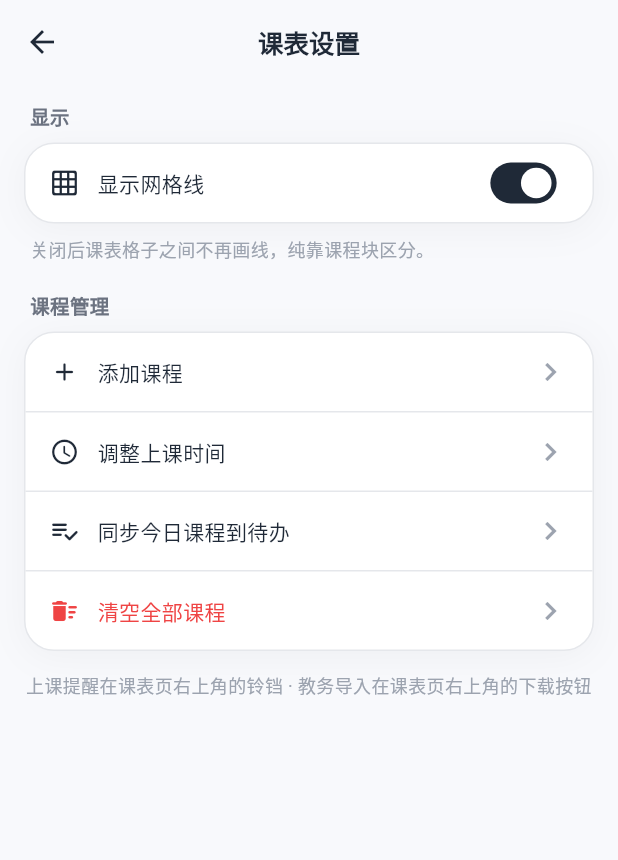
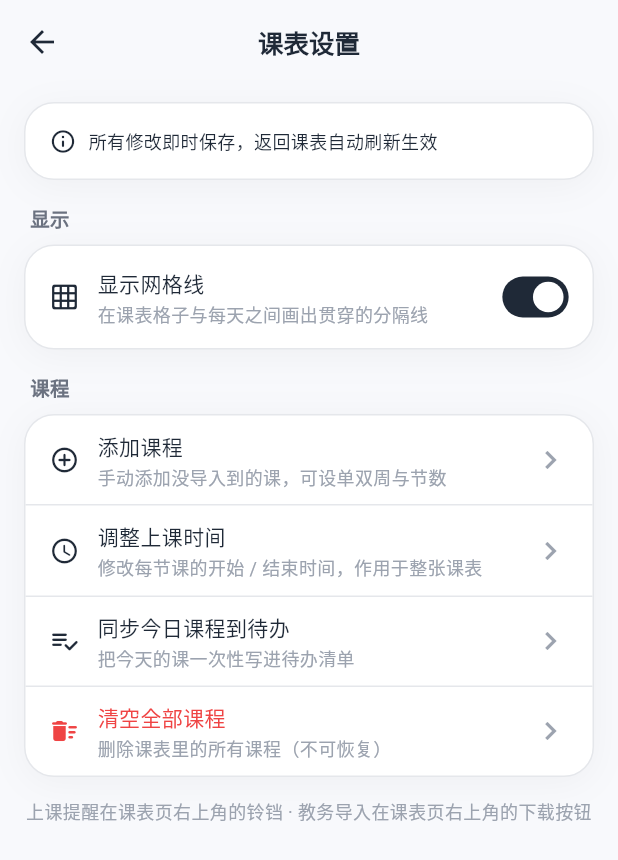
Before and after one commit to douge0906/xiyuan_pocket, a Flutter app: the CourseTableSettingsPage screen opened directly with empty values, on a phone screen of 412 x 824 dp. Shown: the top 860 px of the screen. Run offline on Flutter 3.47's test engine with Material 3 defaults, Android fonts, the phone set to English and light mode, and no system bars; our stand-ins replace clock, dio, flutter_riverpod, flutter_secure_storage, package_info_plus, permission_handler and 2 more; missing offline and left inert: flutter_local_notifications_linux, flutter_local_notifications_platform_interface, flutter_local_notifications_windows, home_widget; accounts and stored records are empty; network calls fail.

Commit message:
修复网格线功能 + 设置页 UI 复刻在线版
【网格线功能修复（用户反馈：无法正常使用、竖线缺失）】
- 根因：开源版原实现只有「单元格右边线」，被横线打断成一段段，
  与在线版的**贯穿竖线**观感完全不同；且竖/横线各自判断开关，行为不一致。
- 修复：CourseWeekGrid 的 Stack 里加 7 条 **Positioned 贯穿竖线**
  （时间列右边界 + 每天右边界），与在线版实现一致；横线同样读缓存。
- 去掉两个单元格的右边线（否则与贯穿线叠成双线）。
- 颜色对齐在线版：shade300（浅）/ shade600（深）。

【设置页 UI 复刻在线版】
- 加顶部提示条（所有修改即时保存，返回课表自动刷新生效）
- 开关行/操作行统一改为「标题 + 副标题」两行式
- 章节名对齐：显示 / 课程
- 保留开源版实际支持的项（在线版的「非本周课程」「背景图」开源版无对应实现，不给假入口）
静态检查：No issues found

```diff
--- a/lib/pages/tools/course_table_settings_page.dart
+++ b/lib/pages/tools/course_table_settings_page.dart
@@ -6,12 +6,12 @@ import '../user/user_cards.dart';
 
 /// 课表设置页（v1.1.0）：显示开关 + 课程管理。
 ///
+/// UI **完全复刻在线版**（用户要求）：顶部提示条 + 每行带副标题 + 章节名一致。
+/// 差异仅在于「只列出开源版实际支持的项」——在线版的「显示非本周课程」「背景图」
+/// 在开源版没有对应实现（无功能就不给开关，避免出现点了没反应的假入口）。
+///
 /// 入口：课表页右上角**齿轮**（取代原来的「三个点」菜单）。
-/// 原先三个点里的四项（添加课程 / 调整上课时间 / 同步今日课程到待办 / 清空全部课程）
-/// 全部搬到这里，入口更直观、也不再和「添加课程」的主按钮重复。
-///
-/// 具体动作由课表页通过回调转发（本页不直接操作 CourseStorage 的课程数据，
-/// 避免两处各写一套「清空/同步」逻辑）。
+/// 具体动作由课表页通过回调转发，避免两处各写一套「清空/同步」逻辑。
 class CourseTableSettingsPage extends StatefulWidget {
   const CourseTableSettingsPage({
     super.key,
@@ -39,8 +39,6 @@ class CourseTableSettingsPage extends StatefulWidget {
 }
 
 class _CourseTableSettingsPageState extends State<CourseTableSettingsPage> {
-  static const double _rowHeight = 52;
-
   bool _showGridLines = true;
 
   @override
@@ -71,80 +69,78 @@ class _CourseTableSettingsPageState extends State<CourseTableSettingsPage> {
       body: ListView(
         padding: const EdgeInsets.fromLTRB(16, 12, 16, 32),
         children: [
-          _sectionTitle('显示'),
+          // 顶部提示条（复刻在线版）
           userCard(
             context,
-            padding: EdgeInsets.zero,
-            child: SizedBox(
-              height: _rowHeight,
-              child: Padding(
-                padding: const EdgeInsets.symmetric(horizontal: 16),
             child: Row(
               children: [
-                    Icon(Icons.grid_on_rounded,
-                        size: 20, color: AppTheme.primaryColor),
-                    const SizedBox(width: 12),
+                Icon(Icons.info_outline_rounded,
+                    size: 18, color: AppTheme.primaryColor),
+                const SizedBox(width: 8),
                 Expanded(
-                      child: Text('显示网格线',
-                          style: TextStyle(
-                              fontSize: 14, color: context.textPrimary)),
-                    ),
-                    Transform.scale(
-                      scale: 0.85,
-                      child: Switch(
-                        value: _showGridLines,
-                        onChanged: _setGridLines,
-                        activeColor: Colors.white,
-                        activeTrackColor: AppTheme.primaryColor,
+                  child: Text(
+                    '所有修改即时保存，返回课表自动刷新生效',
+                    style:
+                        TextStyle(fontSize: 12, color: AppTheme.primaryColor),
                   ),
                 ),
               ],
             ),
           ),
+          const SizedBox(height: 16),
+          _sectionTitle('显示'),
+          userCard(
+            context,
+            padding: EdgeInsets.zero,
+            child: _switchTile(
+              icon: Icons.grid_on_rounded,
+              title: '显示网格线',
+              subtitle: '在课表格子与每天之间画出贯穿的分隔线',
+              value: _showGridLines,
+              onChanged: _setGridLines,
             ),
           ),
-          Padding(
-            padding: const EdgeInsets.fromLTRB(4, 8, 4, 0),
-            child: Text('关闭后课表格子之间不再画线，纯靠课程块区分。',
-                style: TextStyle(fontSize: 12, color: context.textTertiary)),
-          ),
-          const SizedBox(height: 20),
-          _sectionTitle('课程管理'),
+          const SizedBox(height: 16),
+          _sectionTitle('课程'),
           userCard(
             context,
             padding: EdgeInsets.zero,
             child: Column(
               children: [
-                _actionRow(
-                  icon: Icons.add_rounded,
+                _actionTile(
+                  icon: Icons.add_circle_outline_rounded,
                   title: '添加课程',
+                  subtitle: '手动添加没导入到的课，可设单双周与节数',
                   onTap: () {
                     Navigator.of(context).pop();
                     widget.onAddCourse();
                   },
                 ),
                 Divider(height: 1, color: context.borderColor),
-                _actionRow(
+                _actionTile(
                   icon: Icons.schedule_rounded,
                   title: '调整上课时间',
+                  subtitle: '修改每节课的开始 / 结束时间，作用于整张课表',
                   onTap: () {
                     Navigator.of(context).pop();
                     widget.onEditTime();
                   },
                 ),
                 Divider(height: 1, color: context.borderColor),
-                _actionRow(
+                _actionTile(
                   icon: Icons.playlist_add_check_rounded,
                   title: '同步今日课程到待办',
+                  subtitle: '把今天的课一次性写进待办清单',
                   onTap: () {
                     Navigator.of(context).pop();
                     widget.onSyncTodos();
                   },
                 ),
                 Divider(height: 1, color: context.borderColor),
-                _actionRow(
+                _actionTile(
                   icon: Icons.delete_sweep_rounded,
                   title: '清空全部课程',
+                  subtitle: '删除课表里的所有课程（不可恢复）',
                   danger: true,
                   onTap: () {
                     Navigator.of(context).pop();
@@ -174,18 +170,60 @@ class _CourseTableSettingsPageState extends State<CourseTableSettingsPage> {
                 color: context.textSecondary)),
       );
 
-  Widget _actionRow({
+  /// 开关行（复刻在线版：左图标 + 标题 + 副标题 + 右侧开关）。
+  Widget _switchTile({
     required IconData icon,
     required String title,
+    required String subtitle,
+    required bool value,
+    required ValueChanged<bool> onChanged,
+  }) =>
+      Padding(
+        padding: const EdgeInsets.fromLTRB(16, 10, 8, 10),
+        child: Row(
+          children: [
+            Icon(icon, size: 20, color: AppTheme.primaryColor),
+            const SizedBox(width: 12),
+            Expanded(
+              child: Column(
+                crossAxisAlignment: CrossAxisAlignment.start,
+                mainAxisSize: MainAxisSize.min,
+                children: [
+                  Text(title,
+                      style:
+                          TextStyle(fontSize: 14, color: context.textPrimary)),
+                  const SizedBox(height: 2),
+                  Text(subtitle,
+                      style: TextStyle(
+                          fontSize: 12, color: context.textTertiary)),
+                ],
+              ),
+            ),
+            Transform.scale(
+              scale: 0.85,
+              child: Switch(
+                value: value,
+                onChanged: onChanged,
+                activeColor: Colors.white,
+                activeTrackColor: AppTheme.primaryColor,
+              ),
+            ),
+          ],
+        ),
+      );
+
+  /// 操作行（复刻在线版：左图标 + 标题 + 副标题 + 右箭头）。
+  Widget _actionTile({
+    required IconData icon,
+    required String title,
+    required String subtitle,
     required VoidCallback onTap,
     bool danger = false,
   }) =>
       InkWell(
         onTap: onTap,
-        child: SizedBox(
-          height: _rowHeight,
         child: Padding(
-            padding: const EdgeInsets.symmetric(horizontal: 16),
+          padding: const EdgeInsets.symmetric(horizontal: 16, vertical: 10),
           child: Row(
             children: [
               Icon(icon,
@@ -193,16 +231,27 @@ class _CourseTableSettingsPageState extends State<CourseTableSettingsPage> {
                   color: danger ? AppTheme.danger : AppTheme.primaryColor),
               const SizedBox(width: 12),
               Expanded(
-                  child: Text(title,
+                child: Column(
+                  crossAxisAlignment: CrossAxisAlignment.start,
+                  mainAxisSize: MainAxisSize.min,
+                  children: [
+                    Text(title,
                         style: TextStyle(
                           fontSize: 14,
-                        color: danger ? AppTheme.danger : context.textPrimary,
+                          color: danger
+                              ? AppTheme.danger
+                              : context.textPrimary,
                         )),
+                    const SizedBox(height: 2),
+                    Text(subtitle,
+                        style: TextStyle(
+                            fontSize: 12, color: context.textTertiary)),
+                  ],
+                ),
               ),
               Icon(Icons.chevron_right, color: context.textTertiary),
             ],
           ),
         ),
-        ),
       );
 }
--- a/lib/widgets/course_grid_widgets.dart
+++ b/lib/widgets/course_grid_widgets.dart
@@ -112,9 +112,7 @@ class CourseTimeCell extends StatelessWidget {
       width: kCourseTimeColWidth,
       decoration: BoxDecoration(
         color: isDark ? const Color(0xFF202020) : Colors.grey.shade50,
-        border: CourseStorage.showGridLinesCache
-            ? Border(right: BorderSide(color: context.borderColor))
-            : null,
+        // 右边线由 CourseWeekGrid 的贯穿竖线统一绘制，这里不再画（否则叠成双线）。
       ),
       child: Column(
         mainAxisAlignment: MainAxisAlignment.center,
@@ -164,9 +162,7 @@ class CourseDayCell extends StatelessWidget {
         child: Container(
           decoration: BoxDecoration(
             color: isToday ? AppTheme.primaryColor.withOpacity(0.04) : (context.surfaceColor),
-            border: CourseStorage.showGridLinesCache
-                ? Border(right: BorderSide(color: context.borderColor))
-                : null,
+            // 右边线由 CourseWeekGrid 的贯穿竖线统一绘制，这里不再画（否则叠成双线）。
           ),
         ),
       ),
@@ -291,6 +287,21 @@ class CourseWeekGrid extends StatelessWidget {
           }
         }
 
+        // v1.1.0：贯穿竖线（对齐在线版）—— 每天一条从上到下的完整竖线 + 时间列右边界。
+        // 此前只有「单元格右边线」，被横线打断成一段段，两版观感不一致（用户反馈）。
+        final gridLines = <Widget>[];
+        if (CourseStorage.showGridLinesCache) {
+          final lineColor = isDark ? Colors.grey.shade600 : Colors.grey.shade300;
+          for (int c = 0; c < 7; c++) {
+            gridLines.add(Positioned(
+              top: 0,
+              bottom: 0,
+              left: kCourseTimeColWidth + c * dayWidth,
+              child: Container(width: 1.0, color: lineColor),
+            ));
+          }
+        }
+
         return Container(
           color: surfaceColor,
           child: Stack(
@@ -315,6 +326,7 @@ class CourseWeekGrid extends StatelessWidget {
                 ],
               ),
               ...overlays,
+              ...gridLines,
             ],
           ),
         );
```
Lines whose indentation alone changed are shown as unchanged.
